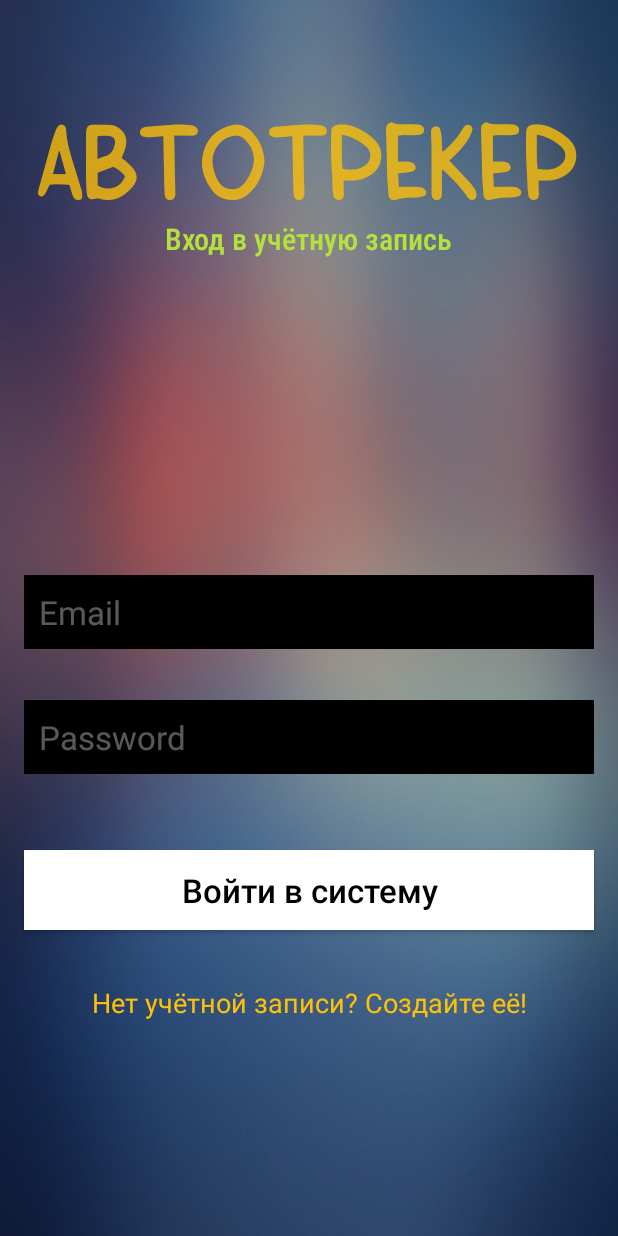
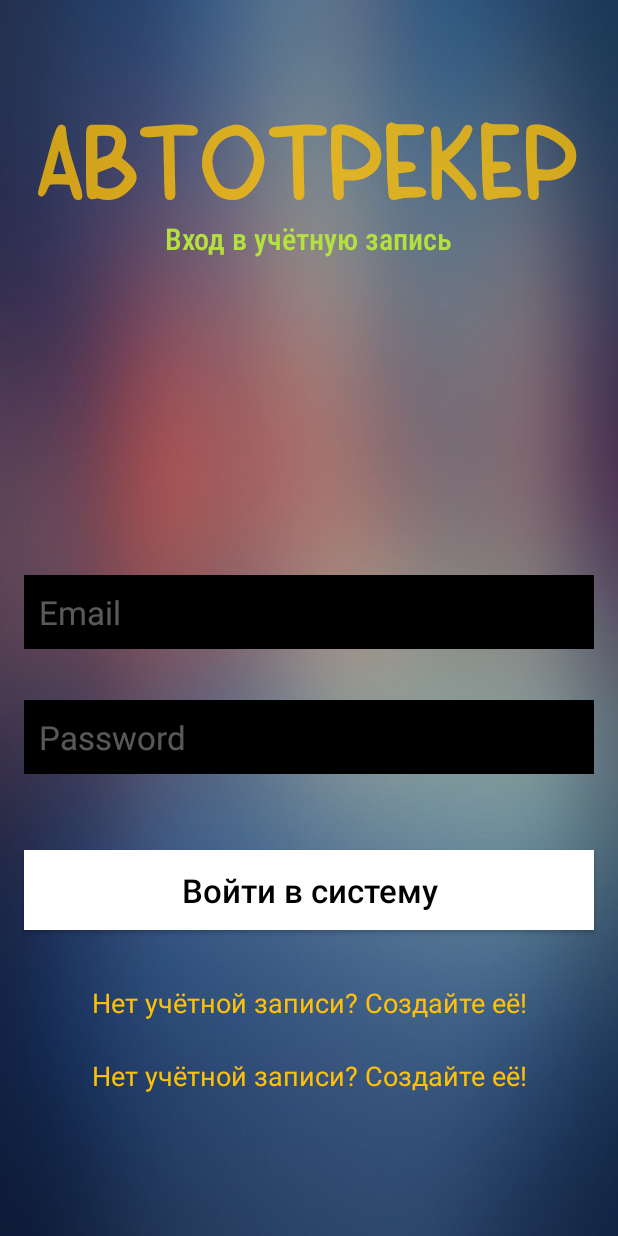
Before and after one commit to MaxYalchenko/TransportTrackingApp, an Android app: the LoginActivity screen opened directly, with no data from a screen before it, on a phone screen of 412 x 824 dp. Run offline under Robolectric (Android 15) with nearby library versions, the light colour scheme and no system bars; our stand-ins replace Firebase (no records; nobody signed in at launch, a user with empty details on screens opened directly); libraries missing offline, so code that uses them is left out: io.paperdb; 1 statement that could not run was skipped.

Commit message:
Add textBox button

```diff
--- a/app/src/main/res/layout/activity_login.xml
+++ b/app/src/main/res/layout/activity_login.xml
@@ -107,4 +107,17 @@
         app:layout_constraintTop_toBottomOf="@+id/loginButton"
         app:layout_constraintVertical_bias="0.2" />
 
+    <TextView
+        android:id="@+id/registerText2"
+        android:layout_width="wrap_content"
+        android:layout_height="wrap_content"
+        android:text="Нет учётной записи? Создайте её!"
+        android:textColor="#FFC107"
+        android:textSize="18sp"
+        app:layout_constraintBottom_toBottomOf="parent"
+        app:layout_constraintEnd_toEndOf="parent"
+        app:layout_constraintStart_toStartOf="parent"
+        app:layout_constraintTop_toBottomOf="@+id/registerText"
+        app:layout_constraintVertical_bias="0.2" />
+
 </androidx.constraintlayout.widget.ConstraintLayout>
--- a/build.gradle
+++ b/build.gradle
@@ -20,4 +20,5 @@ buildscript {
 plugins {
     alias(libs.plugins.androidApplication) apply false
     id 'com.google.gms.google-services' version '4.4.1' apply false
+    alias(libs.plugins.googleAndroidLibrariesMapsplatformSecretsGradlePlugin) apply false
 }
--- a/gradle/libs.versions.toml
+++ b/gradle/libs.versions.toml
@@ -18,6 +18,8 @@ navigationFragment = "2.7.7"
 navigationUi = "2.7.7"
 materialVersion = "1.12.0-beta01"
 firebaseMessaging = "23.4.1"
+googleAndroidLibrariesMapsplatformSecretsGradlePlugin = "2.0.1"
+playServicesMaps = "18.2.0"
 
 [libraries]
 d-max-spots-dialog = { module = "com.github.d-max:spots-dialog", version = "0.7" }
@@ -38,6 +40,8 @@ navigation-fragment = { group = "androidx.navigation", name = "navigation-fragme
 navigation-ui = { group = "androidx.navigation", name = "navigation-ui", version.ref = "navigationUi" }
 google-material = { group = "com.google.android.material", name = "material", version.ref = "materialVersion" }
 firebase-messaging = { group = "com.google.firebase", name = "firebase-messaging", version.ref = "firebaseMessaging" }
+play-services-maps = { group = "com.google.android.gms", name = "play-services-maps", version.ref = "playServicesMaps" }
 
 [plugins]
 androidApplication = { id = "com.android.application", version.ref = "agp" }
+googleAndroidLibrariesMapsplatformSecretsGradlePlugin = { id = "com.google.android.libraries.mapsplatform.secrets-gradle-plugin", version.ref = "googleAndroidLibrariesMapsplatformSecretsGradlePlugin" }
```
Also changed, not shown: 1 other file.
